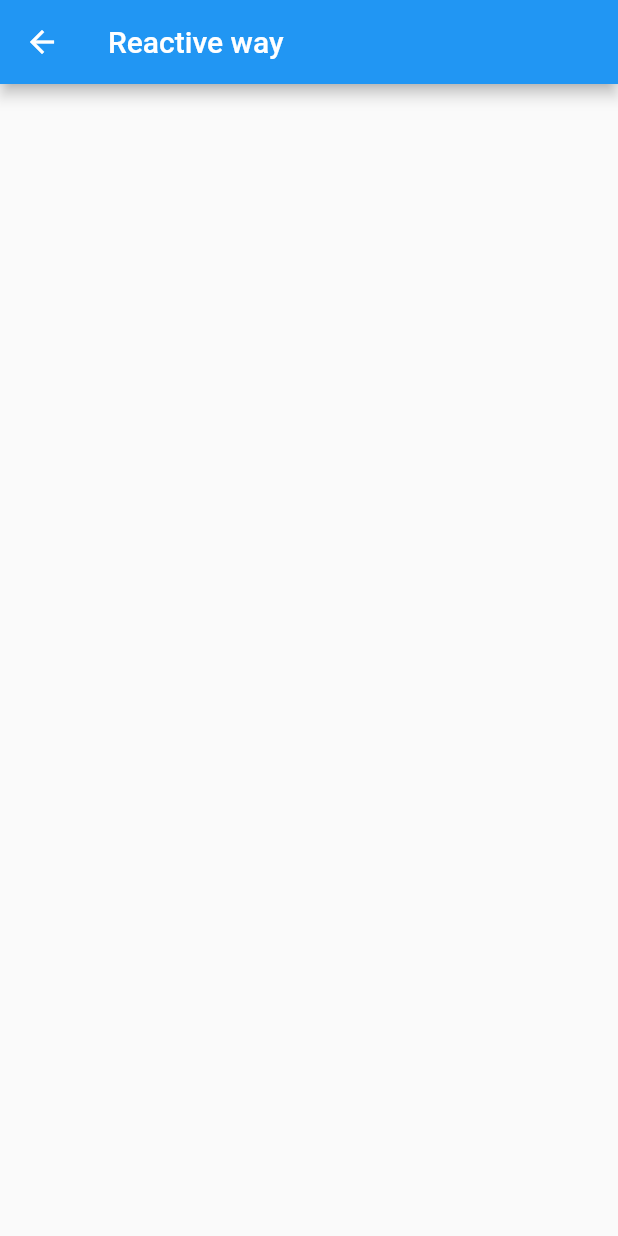
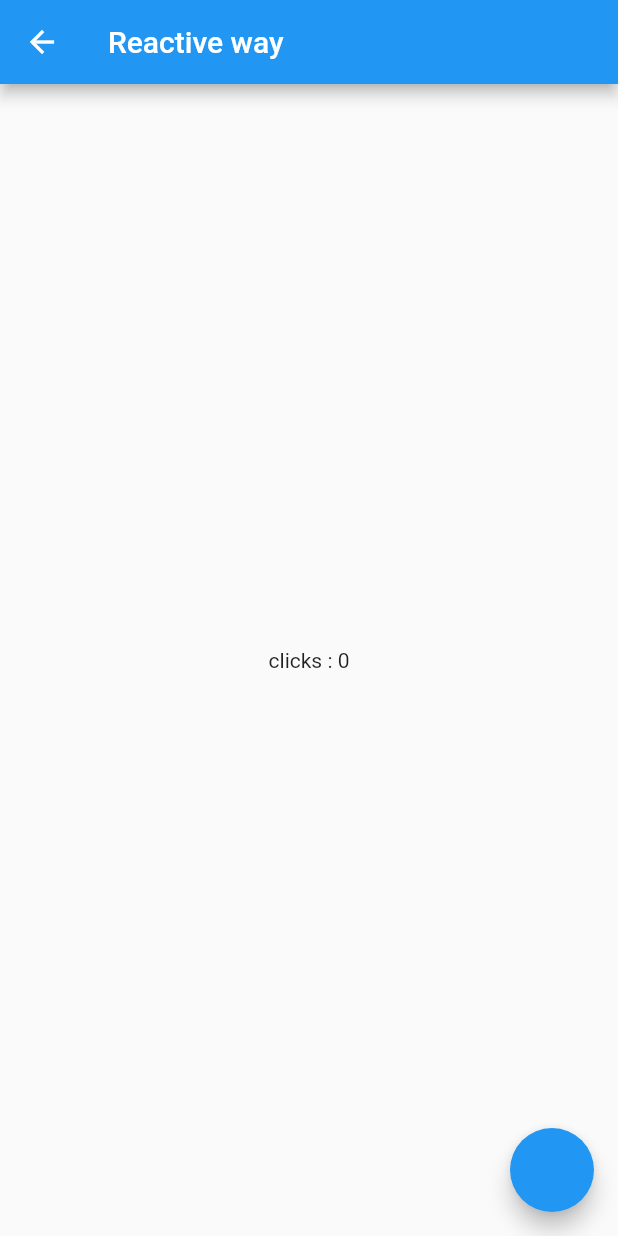
Before and after one commit to JangInHwa/flutter-getx-practice-2, a Flutter app: the ReactivePage screen opened directly, on a phone screen of 412 x 824 dp. Run offline on Flutter 3.47's test engine with Material 2 defaults, Android fonts, the phone set to English and light mode, and no system bars; our stand-ins replace get.

Commit message:
Reactive 방식 구현 GetxController를 extends한 Conter 클래스 정의 GetBuilder로 값을 업데이트 받음

```diff
--- /dev/null
+++ b/lib/getx/controller.dart
@@ -0,0 +1,10 @@
+import 'package:get/get_state_manager/get_state_manager.dart';
+
+class Counter extends GetxController {
+  int count = 0;
+
+  void increase() {
+    ++count;
+    update();
+  }
+}
--- a/lib/pages/reactive.dart
+++ b/lib/pages/reactive.dart
@@ -1,4 +1,6 @@
 import 'package:flutter/material.dart';
+import 'package:get/get.dart';
+import 'package:getx_state_management_practice/getx/controller.dart';
 
 class ReactivePage extends StatelessWidget {
   const ReactivePage({Key? key}) : super(key: key);
@@ -7,7 +9,17 @@
   Widget build(BuildContext context) {
     return Scaffold(
       appBar: AppBar(title: const Text('Reactive way')),
-      body: Container(),
+      body: Center(
+        child: GetBuilder<Counter>(
+          init: Counter(),
+          builder: (controller) => Text('clicks : ${controller.count}'),
+        ),
+      ),
+      floatingActionButton: FloatingActionButton(
+        onPressed: () {
+          Get.find<Counter>().increase();
+        },
+      ),
     );
   }
 }
```
